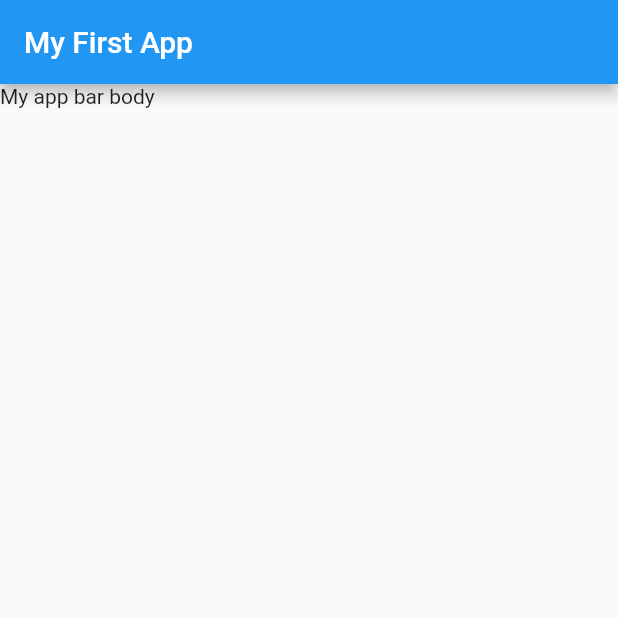
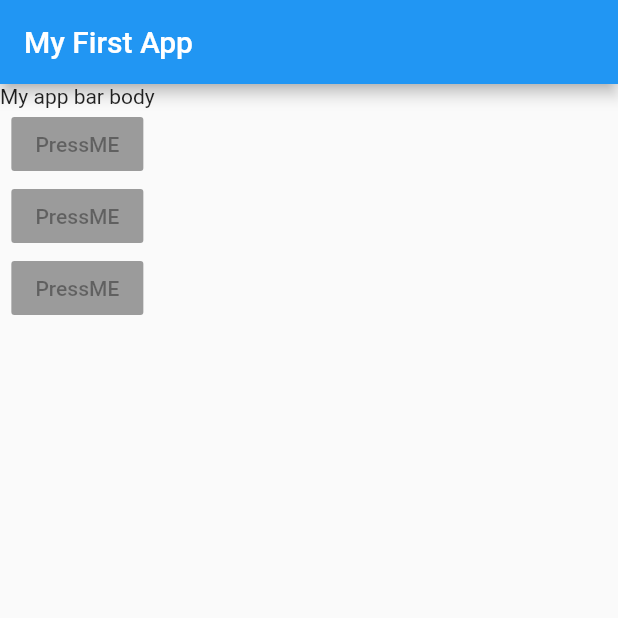
Before and after one commit to rohangho/flutter_tutorial, a Flutter app: the screen it shows after launch, on a phone screen of 412 x 824 dp, the top half of it. Run offline on Flutter 3.47's test engine with Material 2 defaults, Android fonts, the phone set to English and light mode, and no system bars.

Commit message:
added the raised button

```diff
--- a/lib/main.dart
+++ b/lib/main.dart
@@ -1,16 +1,20 @@
-import 'dart:ui';
-
 import 'package:flutter/material.dart';
 
 void main() => runApp(MyApp());
 
-
-class MyApp extends StatelessWidget{
-
+class MyApp extends StatelessWidget {
   @override
   Widget build(BuildContext context) {
-    return MaterialApp(home: Scaffold(appBar: AppBar(title: Text("My First App")),body: Text("My app bar body")));
+    return MaterialApp(
+        home: Scaffold(
+            appBar: AppBar(title: Text("My First App")),
+            body: Column(
+              children: const <Widget>[
+                Text("My app bar body"),
+                RaisedButton(child: Text("PressME"), onPressed: null),
+                RaisedButton(child: Text("PressME"), onPressed: null),
+                RaisedButton(child: Text("PressME"), onPressed: null)
+              ],
+            )));
   }
-
-
 }
```
